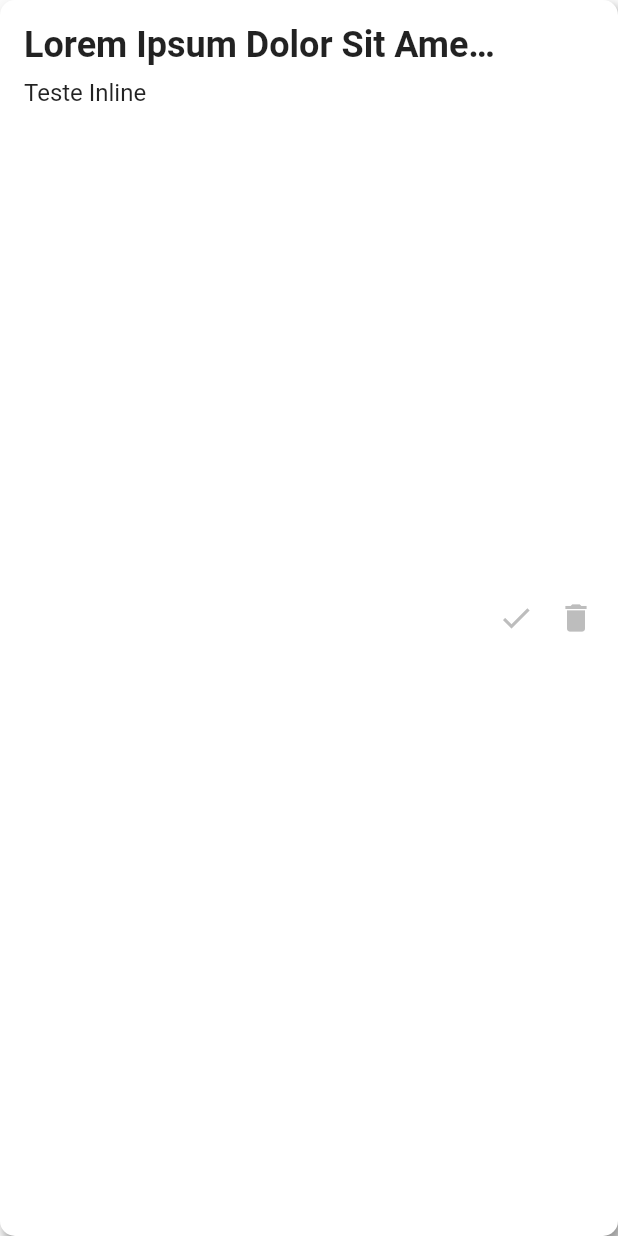
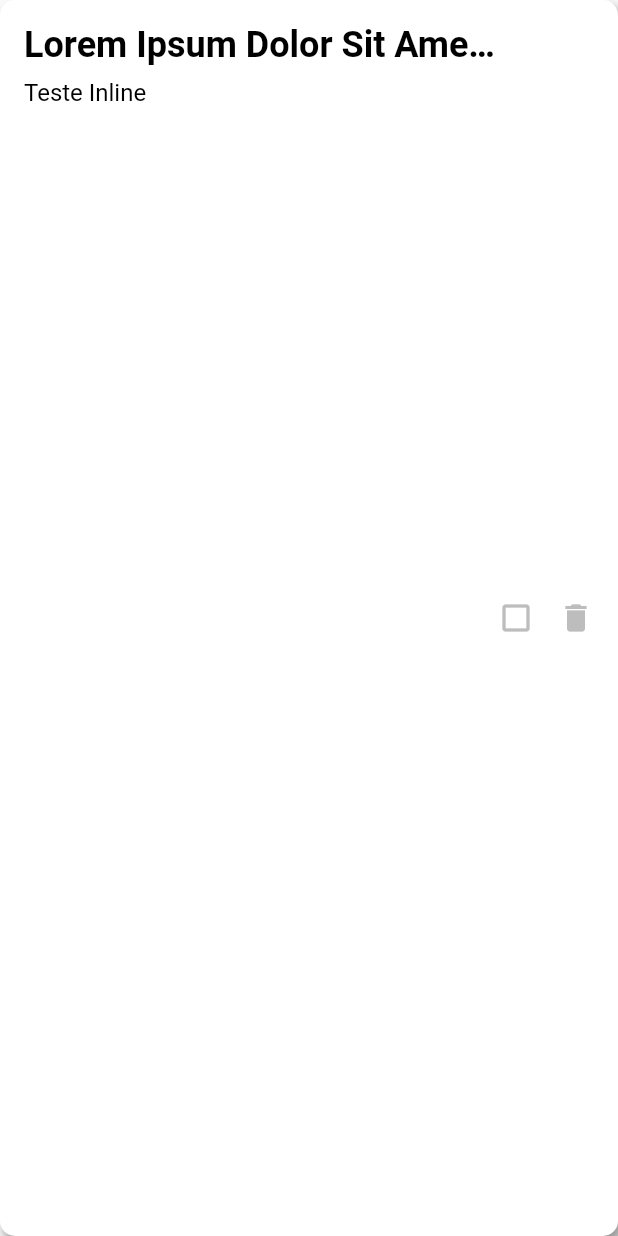
Before and after one commit to CesarFKB/flutter-trabalho-final, a Flutter app: the TaskContainer widget shown alone on an empty page, opened directly with empty values, on a phone screen of 412 x 824 dp. Run offline on Flutter 3.47's test engine with Material 2 defaults, Android fonts, the phone set to English and light mode, and no system bars.

Commit message:
animacao completar e deletar completo

```diff
--- a/lib/app.dart
+++ b/lib/app.dart
@@ -11,9 +11,13 @@ class App extends StatefulWidget {
 class _AppState extends State<App> {
   @override
   Widget build(BuildContext context) {
-    return const MaterialApp(
+    return MaterialApp(
+      theme: ThemeData(
+        primaryColor: Colors.deepPurple,
+        primarySwatch: Colors.deepPurple,
+      ),
       title: "To-Do List",
-      home: HomePage(),
+      home: const HomePage(),
     );
   }
 }
--- a/lib/widgets/custom_icon_button.dart
+++ b/lib/widgets/custom_icon_button.dart
@@ -4,12 +4,14 @@ class CustomIconButton extends StatefulWidget {
   final IconData icon;
   final Function(String) funcao;
   final bool isDisabled;
+  final bool isCompleted;
 
   const CustomIconButton({
     Key? key,
     required this.icon,
     required this.funcao,
     this.isDisabled = false,
+    this.isCompleted = false,
   }) : super(key: key);
 
   @override
@@ -22,8 +24,6 @@ class _CustomIconButtonState extends State<CustomIconButton>
   late Animation<double> _scaleAnimation;
   late Animation<Color?> _colorAnimation;
   bool _hover = false;
-
-  set isDisabled(bool value) => widget.isDisabled;
 
   @override
   void initState() {
@@ -89,15 +89,13 @@ class _CustomIconButtonState extends State<CustomIconButton>
                         child: Icon(
                           widget.icon,
                           color: _colorAnimation.value,
-                    ),
-                  );
+                        ));
                   },
                 )
               : Icon(
                   widget.icon,
                   color: _colorAnimation.value,
-              ),
-      ),
+                )),
     );
   }
 }
--- a/lib/widgets/task_container.dart
+++ b/lib/widgets/task_container.dart
@@ -5,10 +5,12 @@ class TaskContainer extends StatefulWidget {
   bool isDisabled;
   final String name;
   final Function(String) funcaoDelete;
+  bool isCompleted;
   TaskContainer(
       {super.key,
       required this.name,
       this.isDisabled = false,
+      this.isCompleted = false,
       required this.funcaoDelete});
 
   @override
@@ -32,7 +34,7 @@ class _TaskContainerState extends State<TaskContainer> {
         ],
       ),
       child: Row(mainAxisAlignment: MainAxisAlignment.spaceBetween, children: [
-        const Expanded(
+        Expanded(
           child: Column(
             crossAxisAlignment: CrossAxisAlignment.start,
             children: [
@@ -41,13 +43,21 @@ class _TaskContainerState extends State<TaskContainer> {
                 style: TextStyle(
                   fontSize: 24.0,
                   fontWeight: FontWeight.bold,
+                  color: widget.isCompleted ? Colors.grey[400] : Colors.black,
+                  decoration: widget.isCompleted
+                      ? TextDecoration.lineThrough
+                      : TextDecoration.none,
                 ),
                 overflow: TextOverflow.ellipsis,
               ),
-              SizedBox(height: 8.0),
+              const SizedBox(height: 8.0),
               Text(
                 'Teste Inline',
                 style: TextStyle(
+                  color: widget.isCompleted ? Colors.grey[400] : Colors.black,
+                  decoration: widget.isCompleted
+                      ? TextDecoration.lineThrough
+                      : TextDecoration.none,
                   fontSize: 16.0,
                 ),
                 overflow: TextOverflow.ellipsis,
@@ -58,8 +68,12 @@ class _TaskContainerState extends State<TaskContainer> {
         CustomIconButton(
           key: Key("${widget.key}_1"),
           isDisabled: widget.isDisabled,
-          icon: Icons.done,
-          funcao: (e) => print("Done"),
+          isCompleted: widget.isCompleted,
+          icon: widget.isCompleted
+              ? Icons.check_box
+              : Icons.check_box_outline_blank,
+          funcao: (e) =>
+              setState(() => widget.isCompleted = !widget.isCompleted),
         ),
         const SizedBox(width: 16.0),
         CustomIconButton(
```
Lines whose indentation alone changed are shown as unchanged.
